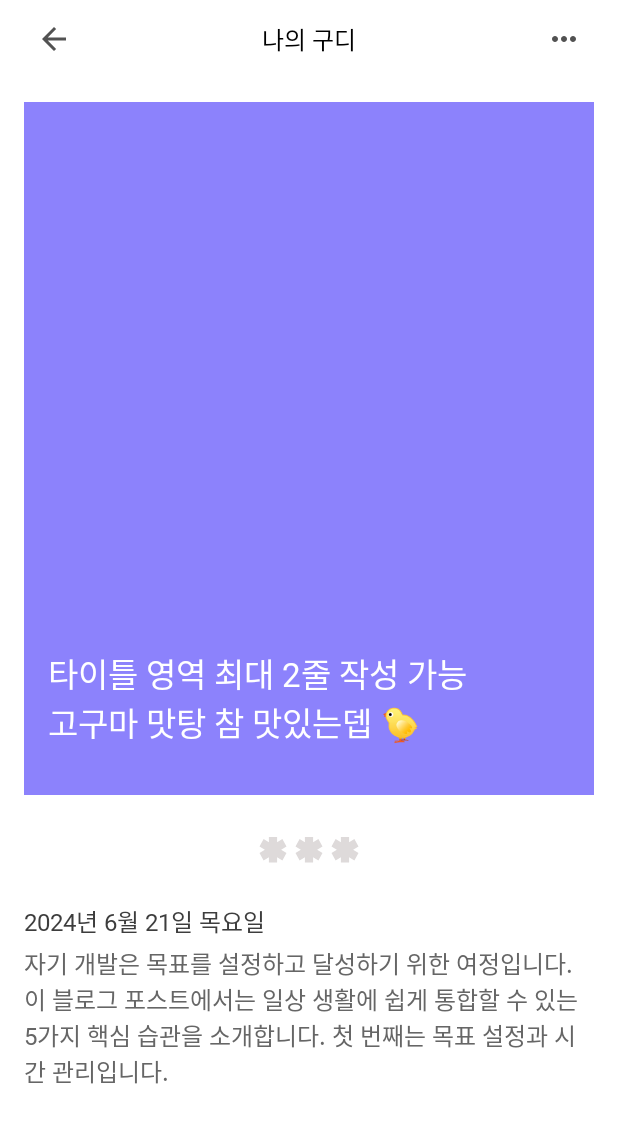
After one commit to cg072/9G9G_FE, an Android app: the layout activity_record_detail.xml on its own in the app's theme, with its tools: preview values and no code run, on a phone screen of 412 x 824 dp. The commit adds this screen. Shown: the top 1123 px of the screen. Run offline under Robolectric (Android 15) with nearby library versions, the phone set to English and light mode, and no system bars.

Commit message:
Feat - 기록상세 화면 추가
1. 기록상세 화면 UI 구현
2. Coil 라이브러리 추가
3. 인터넷 권한 추가

```diff
--- a/app/build.gradle
+++ b/app/build.gradle
@@ -60,6 +60,9 @@ dependencies {
     implementation "com.google.dagger:hilt-android:$dagger_hilt_version"
     kapt "com.google.dagger:hilt-compiler:$dagger_hilt_version"
 
+    // Coil
+    implementation 'io.coil-kt:coil:2.4.0'
+
     // Test
     testImplementation 'junit:junit:4.13.2'
     androidTestImplementation 'androidx.test.ext:junit:1.1.5'
--- /dev/null
+++ b/app/src/main/java/com/example/nineg/model/Record.kt
@@ -0,0 +1,10 @@
+package com.example.nineg.model
+
+data class Record(
+    val image: String,
+    val missionTitle: String,
+    val missionGuide: String,
+    val title: String,
+    val content: String,
+    val level: Int
+)
--- a/app/src/main/java/com/example/nineg/ui/calendar/CalendarFragment.kt
+++ b/app/src/main/java/com/example/nineg/ui/calendar/CalendarFragment.kt
@@ -1,9 +1,11 @@
 package com.example.nineg.ui.calendar
 
+import android.app.Activity
+import android.content.Intent
 import android.os.Bundle
-import android.util.Log
-import android.view.Gravity
 import android.view.View
+import androidx.activity.result.ActivityResult
+import androidx.activity.result.contract.ActivityResultContracts
 import androidx.fragment.app.viewModels
 import androidx.recyclerview.widget.GridLayoutManager
 import com.example.nineg.R
@@ -11,6 +13,7 @@ import com.example.nineg.adapter.CalendarAdapter
 import com.example.nineg.base.BaseFragment
 import com.example.nineg.databinding.FragmentCalendarBinding
 import com.example.nineg.dialog.CalendarFilterDialog
+import com.example.nineg.ui.detail.RecordDetailActivity
 import dagger.hilt.android.AndroidEntryPoint
 import java.text.SimpleDateFormat
 import java.util.Calendar
@@ -28,6 +31,13 @@ class CalendarFragment : BaseFragment<FragmentCalendarBinding>() {
     private lateinit var adapter: CalendarAdapter
     private lateinit var calendar: Calendar
     private val format = SimpleDateFormat("yyyy년 MM월", Locale.getDefault())
+
+    private val startForResult =
+        registerForActivityResult(ActivityResultContracts.StartActivityForResult()) { result: ActivityResult ->
+            if (result.resultCode == Activity.RESULT_OK) {
+                val intent = result.data
+            }
+        }
 
     override val layoutResourceId: Int
         get() = R.layout.fragment_calendar
@@ -52,6 +62,10 @@ class CalendarFragment : BaseFragment<FragmentCalendarBinding>() {
             dialog.show()
         }
 
+        binding.fragmentCalendarFloatingBtn.setOnClickListener {
+            startForResult.launch(Intent(binding.root.context, RecordDetailActivity::class.java))
+        }
+
         setupCalendarRecyclerView()
         adapter.submitList(viewModel.getCalendarList(calendar))
     }
--- /dev/null
+++ b/app/src/main/java/com/example/nineg/ui/detail/RecordDetailActivity.kt
@@ -0,0 +1,49 @@
+package com.example.nineg.ui.detail
+
+import android.os.Bundle
+import android.view.View
+import androidx.activity.viewModels
+import coil.load
+import coil.transform.RoundedCornersTransformation
+import com.example.nineg.R
+import com.example.nineg.base.BaseActivity
+import com.example.nineg.databinding.ActivityRecordDetailBinding
+import dagger.hilt.android.AndroidEntryPoint
+
+@AndroidEntryPoint
+class RecordDetailActivity : BaseActivity<ActivityRecordDetailBinding>() {
+
+    private val viewModel: RecordDetailViewModel by viewModels()
+
+    override val layoutResourceId: Int
+        get() = R.layout.activity_record_detail
+
+    override fun onCreate(savedInstanceState: Bundle?) {
+        super.onCreate(savedInstanceState)
+
+        subscribe()
+        viewModel.requestRecordApi()
+    }
+
+    private fun subscribe() {
+        viewModel.record.observe(this) {
+            binding.fragmentRecordDetailImageCard.post {
+                binding.fragmentRecordDetailImageCard.load(it.image) {
+                    transformations(RoundedCornersTransformation(ROUNDED_CORNERS_VALUE))
+                }
+            }
+
+            binding.fragmentRecordDetailImageCardText.text = it.missionTitle
+            binding.fragmentRecordDetailContentTitle.text = it.title
+            binding.fragmentRecordDetailContentText.text = it.content
+
+            if (it.level >= 1) binding.fragmentRecordDetailLevelOne.visibility = View.VISIBLE
+            if (it.level >= 2) binding.fragmentRecordDetailLevelTwo.visibility = View.VISIBLE
+            if (it.level >= 3) binding.fragmentRecordDetailLevelThree.visibility = View.VISIBLE
+        }
+    }
+
+    companion object {
+        const val ROUNDED_CORNERS_VALUE = 30f
+    }
+}
--- /dev/null
+++ b/app/src/main/java/com/example/nineg/ui/detail/RecordDetailViewModel.kt
@@ -0,0 +1,26 @@
+package com.example.nineg.ui.detail
+
+import androidx.lifecycle.LiveData
+import androidx.lifecycle.MutableLiveData
+import androidx.lifecycle.ViewModel
+import com.example.nineg.model.Record
+import dagger.hilt.android.lifecycle.HiltViewModel
+import javax.inject.Inject
+
+@HiltViewModel
+class RecordDetailViewModel @Inject constructor() : ViewModel() {
+
+    private val _record = MutableLiveData<Record>()
+    val record: LiveData<Record> get() = _record
+
+    fun requestRecordApi() {
+        _record.value = Record(
+            "https://m.segye.com/content/image/2023/07/06/20230706511066.jpg",
+            "타이틀 영역 최대 2줄 작성 가능 고구마 맛탕 참 맛있는뎁 \uD83D\uDC24",
+            "",
+            "2024년 6월 21일 목요일",
+            "자기 개발은 목표를 설정하고 달성하기 위한 여정입니다. 이 블로그 포스트에서는 일상 생활에 쉽게 통합할 수 있는 5가지 핵심 습관을 소개합니다. 첫 번째는 목표 설정과 시간 관리입니다. ",
+            3,
+        )
+    }
+}
--- /dev/null
+++ b/app/src/main/res/drawable/arrow_left.xml
@@ -0,0 +1,9 @@
+<vector xmlns:android="http://schemas.android.com/apk/res/android"
+    android:width="24dp"
+    android:height="24dp"
+    android:viewportWidth="24"
+    android:viewportHeight="24">
+  <path
+      android:pathData="M20,11H7.83L13.42,5.41L12,4L4,12L12,20L13.41,18.59L7.83,13H20V11Z"
+      android:fillColor="#525252"/>
+</vector>
--- /dev/null
+++ b/app/src/main/res/drawable/ic_goody.xml
@@ -0,0 +1,9 @@
+<vector xmlns:android="http://schemas.android.com/apk/res/android"
+    android:width="24dp"
+    android:height="24dp"
+    android:viewportWidth="24"
+    android:viewportHeight="24">
+  <path
+      android:pathData="M9.267,21H14.733V17.469L18.267,19.618L21,14.63L17.429,12.481L21,10.332L18.267,5.343L14.733,7.492V4H9.267V7.53L5.733,5.381L3,10.37L6.571,12.519L3,14.668L5.733,19.657L9.267,17.508V21Z"
+      android:fillColor="#DEDADA"/>
+</vector>
--- /dev/null
+++ b/app/src/main/res/drawable/more_hor.xml
@@ -0,0 +1,10 @@
+<vector xmlns:android="http://schemas.android.com/apk/res/android"
+    android:width="24dp"
+    android:height="24dp"
+    android:viewportWidth="24"
+    android:viewportHeight="24">
+  <path
+      android:pathData="M6,10C4.9,10 4,10.9 4,12C4,13.1 4.9,14 6,14C7.1,14 8,13.1 8,12C8,10.9 7.1,10 6,10ZM18,10C16.9,10 16,10.9 16,12C16,13.1 16.9,14 18,14C19.1,14 20,13.1 20,12C20,10.9 19.1,10 18,10ZM10,12C10,10.9 10.9,10 12,10C13.1,10 14,10.9 14,12C14,13.1 13.1,14 12,14C10.9,14 10,13.1 10,12Z"
+      android:fillColor="#525252"
+      android:fillType="evenOdd"/>
+</vector>
--- /dev/null
+++ b/app/src/main/res/layout/activity_record_detail.xml
@@ -0,0 +1,166 @@
+<?xml version="1.0" encoding="utf-8"?>
+<layout xmlns:android="http://schemas.android.com/apk/res/android"
+    xmlns:app="http://schemas.android.com/apk/res-auto"
+    xmlns:tools="http://schemas.android.com/tools">
+
+    <androidx.constraintlayout.widget.ConstraintLayout
+        android:layout_width="match_parent"
+        android:layout_height="match_parent">
+
+        <androidx.constraintlayout.widget.ConstraintLayout
+            android:id="@+id/fragmentRecordDetailTopBar"
+            android:layout_width="0dp"
+            android:layout_height="52dp"
+            app:layout_constraintTop_toTopOf="parent"
+            app:layout_constraintStart_toStartOf="parent"
+            app:layout_constraintEnd_toEndOf="parent">
+
+            <TextView
+                android:layout_width="wrap_content"
+                android:layout_height="wrap_content"
+                android:textColor="@color/black"
+                android:textSize="16dp"
+                android:fontFamily="@font/pretendard_medium"
+                android:text="나의 구디"
+                app:layout_constraintTop_toTopOf="parent"
+                app:layout_constraintBottom_toBottomOf="parent"
+                app:layout_constraintStart_toStartOf="parent"
+                app:layout_constraintEnd_toEndOf="parent"/>
+
+            <ImageView
+                android:id="@+id/fragmentRecordDetailBackBtn"
+                android:layout_width="40dp"
+                android:layout_height="40dp"
+                android:layout_marginStart="16dp"
+                android:padding="8dp"
+                android:src="@drawable/arrow_left"
+                app:layout_constraintTop_toTopOf="parent"
+                app:layout_constraintBottom_toBottomOf="parent"
+                app:layout_constraintStart_toStartOf="parent"/>
+
+            <ImageView
+                android:id="@+id/fragmentRecordDetailOptionBtn"
+                android:layout_width="40dp"
+                android:layout_height="40dp"
+                android:layout_marginEnd="16dp"
+                android:padding="8dp"
+                android:src="@drawable/more_hor"
+                app:layout_constraintTop_toTopOf="parent"
+                app:layout_constraintBottom_toBottomOf="parent"
+                app:layout_constraintEnd_toEndOf="parent"/>
+
+        </androidx.constraintlayout.widget.ConstraintLayout>
+
+        <ScrollView
+            android:layout_width="0dp"
+            android:layout_height="0dp"
+            app:layout_constraintTop_toBottomOf="@+id/fragmentRecordDetailTopBar"
+            app:layout_constraintBottom_toBottomOf="parent"
+            app:layout_constraintStart_toStartOf="parent"
+            app:layout_constraintEnd_toEndOf="parent">
+
+            <androidx.constraintlayout.widget.ConstraintLayout
+                android:id="@+id/fragmentRecordDetailContent"
+                android:layout_width="match_parent"
+                android:layout_height="wrap_content"
+                android:paddingTop="16dp"
+                android:paddingStart="16dp"
+                android:paddingEnd="16dp">
+
+                <ImageView
+                    android:id="@+id/fragmentRecordDetailImageCard"
+                    android:layout_width="0dp"
+                    android:layout_height="wrap_content"
+                    android:adjustViewBounds="true"
+                    app:layout_constraintTop_toTopOf="parent"
+                    app:layout_constraintStart_toStartOf="parent"
+                    app:layout_constraintEnd_toEndOf="parent"
+                    tools:layout_height="462dp"
+                    tools:background="@color/primary"/>
+
+                <TextView
+                    android:id="@+id/fragmentRecordDetailImageCardText"
+                    android:layout_width="0dp"
+                    android:layout_height="wrap_content"
+                    android:layout_marginBottom="32dp"
+                    android:layout_marginStart="16dp"
+                    android:layout_marginEnd="16dp"
+                    android:textColor="@color/white"
+                    android:textSize="22dp"
+                    android:fontFamily="@font/pretendard_regular"
+                    app:layout_constraintStart_toStartOf="parent"
+                    app:layout_constraintEnd_toEndOf="parent"
+                    app:layout_constraintBottom_toBottomOf="@+id/fragmentRecordDetailImageCard"
+                    tools:text="타이틀 영역 최대 2줄 작성 가능\n고구마 맛탕 참 맛있는뎁 🐤"/>
+
+                <LinearLayout
+                    android:id="@+id/fragmentRecordDetailLevelContainer"
+                    android:layout_width="wrap_content"
+                    android:layout_height="wrap_content"
+                    android:layout_marginTop="24dp"
+                    android:orientation="horizontal"
+                    app:layout_constraintTop_toBottomOf="@+id/fragmentRecordDetailImageCard"
+                    app:layout_constraintStart_toStartOf="parent"
+                    app:layout_constraintEnd_toEndOf="parent">
+
+                    <ImageView
+                        android:id="@+id/fragmentRecordDetailLevelOne"
+                        android:layout_width="wrap_content"
+                        android:layout_height="wrap_content"
+                        android:src="@drawable/ic_goody"
+                        android:visibility="gone"
+                        tools:visibility="visible"/>
+
+                    <ImageView
+                        android:id="@+id/fragmentRecordDetailLevelTwo"
+                        android:layout_width="wrap_content"
+                        android:layout_height="wrap_content"
+                        android:src="@drawable/ic_goody"
+                        android:visibility="gone"
+                        tools:visibility="visible"/>
+
+                    <ImageView
+                        android:id="@+id/fragmentRecordDetailLevelThree"
+                        android:layout_width="wrap_content"
+                        android:layout_height="wrap_content"
+                        android:src="@drawable/ic_goody"
+                        android:visibility="gone"
+                        tools:visibility="visible"/>
+
+                </LinearLayout>
+
+                <TextView
+                    android:id="@+id/fragmentRecordDetailContentTitle"
+                    android:layout_width="0dp"
+                    android:layout_height="wrap_content"
+                    android:layout_marginTop="24dp"
+                    android:textSize="16dp"
+                    android:textColor="@color/grayscale_10"
+                    android:fontFamily="@font/pretendard_medium"
+                    app:layout_constraintTop_toBottomOf="@+id/fragmentRecordDetailLevelContainer"
+                    app:layout_constraintStart_toStartOf="parent"
+                    app:layout_constraintEnd_toEndOf="parent"
+                    tools:text="2024년 6월 21일 목요일"/>
+
+                <TextView
+                    android:id="@+id/fragmentRecordDetailContentText"
+                    android:layout_width="0dp"
+                    android:layout_height="wrap_content"
+                    android:layout_marginTop="4dp"
+                    android:layout_marginBottom="28dp"
+                    android:textSize="16dp"
+                    android:textColor="@color/grayscale_30"
+                    android:fontFamily="@font/pretendard_medium"
+                    app:layout_constraintTop_toBottomOf="@+id/fragmentRecordDetailContentTitle"
+                    app:layout_constraintBottom_toBottomOf="parent"
+                    app:layout_constraintStart_toStartOf="parent"
+                    app:layout_constraintEnd_toEndOf="parent"
+                    tools:text="자기 개발은 목표를 설정하고 달성하기 위한 여정입니다. 이 블로그 포스트에서는 일상 생활에 쉽게 통합할 수 있는 5가지 핵심 습관을 소개합니다. 첫 번째는 목표 설정과 시간 관리입니다. "/>
+
+            </androidx.constraintlayout.widget.ConstraintLayout>
+
+        </ScrollView>
+
+    </androidx.constraintlayout.widget.ConstraintLayout>
+
+</layout>
```
Also changed, not shown: app/src/main/AndroidManifest.xml (+9 -0 lines).
